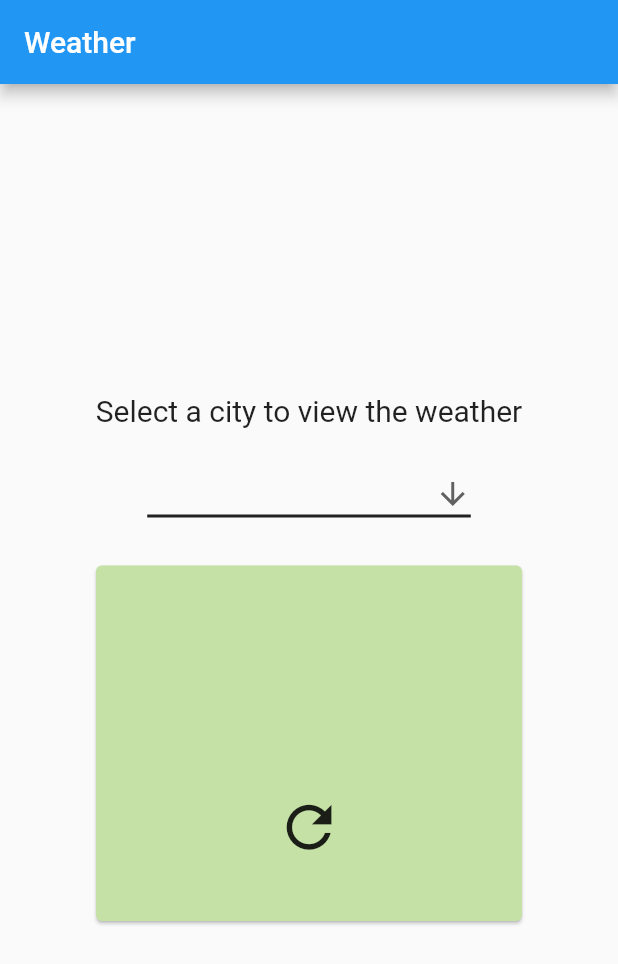
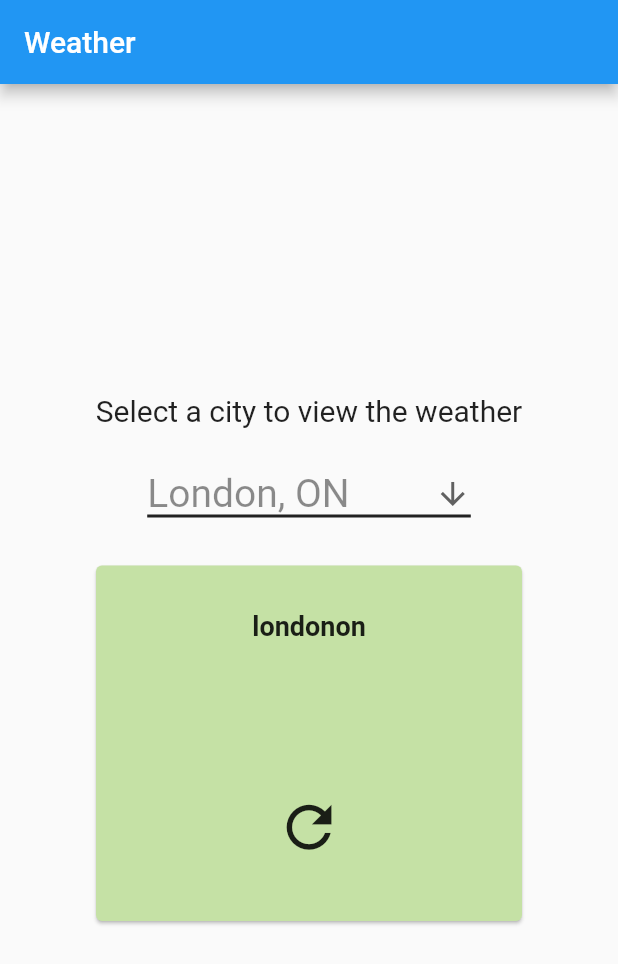
Before and after one commit to briandesousa/weather_app_flutter, a Flutter app: the screen it shows after launch, on a phone screen of 412 x 824 dp. Shown: the top 964 px of the screen. Run offline on Flutter 3.47's test engine with Material 2 defaults, Android fonts, the phone set to English and light mode, and no system bars; network calls fail.

Commit message:
fix calls to setState() when retrieving data from API, set default location for when the app loads for the first time

```diff
--- a/lib/main.dart
+++ b/lib/main.dart
@@ -46,7 +46,7 @@ class Home extends StatefulWidget {
 class _HomeState extends State<Home> {
   final _formKey = GlobalKey<FormState>();
 
-  WeatherData _weatherData = WeatherData();
+  WeatherData _weatherData = WeatherData('londonon');
   String _apiError;
 
   Widget buildErrorMessage() {
@@ -92,40 +92,42 @@ class _HomeState extends State<Home> {
         );
       }).toList(),
       onChanged: (String newValue) {
+        if (this._weatherData.location != newValue) {
           setState(() {
-          if (this._weatherData.location != newValue) {
             this._weatherData.location = newValue;
             fetchWeatherData(location: this._weatherData.location);
+          });
         }
-        });
       },
     );
   }
 
   // Retrieve weather data from the Weather API
-  fetchWeatherData({String location = 'londonon'}) async {
+  fetchWeatherData({String location}) async {
     var url = WEATHER_API_URL + location;
     final response = await http.get(url);
     if (response.statusCode == 200) {
       var jsonResponse = convert.jsonDecode(response.body);
+      setState(() {
         this._weatherData = WeatherData(
           jsonResponse['weather']['location'],
           jsonResponse['weather']['temperature'],
           jsonResponse['weather']['weatherDescription'],
         );
         this._apiError = null;
+      });
     } else {
+      setState(() {
         this._apiError =
             'Unable to retrieve weather data from API (HTTP ${response.statusCode})';
+      });
     }
   }
 
   @override
   initState() {
     super.initState();
-    setState(() {
-      fetchWeatherData();
-    });
+    fetchWeatherData(location: this._weatherData.location);
   }
 
   @override
@@ -151,9 +153,7 @@ class _HomeState extends State<Home> {
               WeatherCard(
                 weatherData: _weatherData,
                 onTap: () {
-                  setState(() {
                   fetchWeatherData(location: this._weatherData.location);
-                  });
                 },
               ),
             ],
```
Lines whose indentation alone changed are shown as unchanged.
